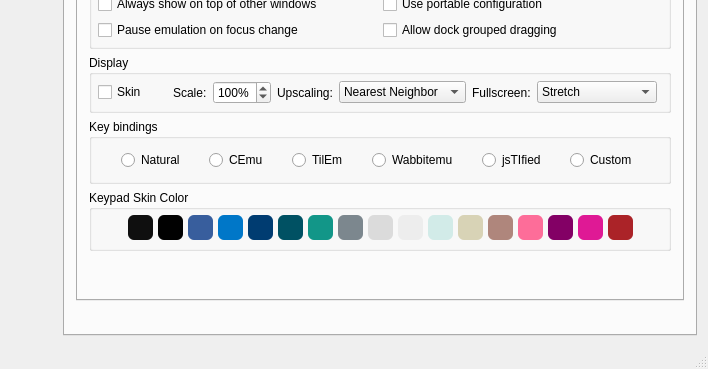
The window that gui/qt/mainwindow.ui (CE-Programming/CEmu) describes before a commit, drawn with Qt 5; both pictures show x 394 to 1102 and y 636 to 1005 of the 1102 by 1005 pixel window.
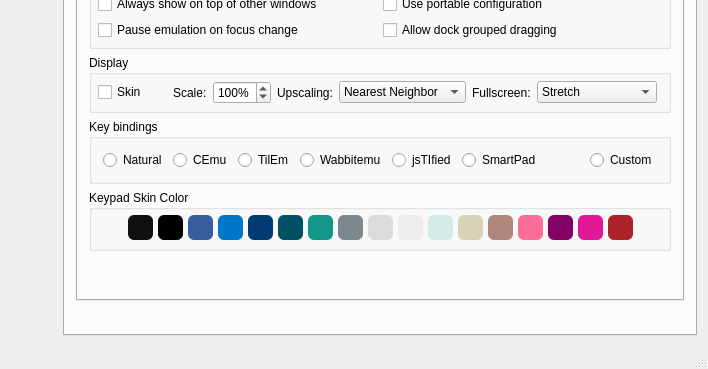
The same window after the commit. The open tabs and pages were chosen to show the change. Icons and pictures are not drawn. Custom widgets are drawn as their Qt base class.

Commit message:
Add SmartPad support
New option under KeyBindings to allow key presses from
the SmartPad app.

Also documented macros in keymap.cpp

Patch:
```diff
--- a/gui/qt/mainwindow.ui
+++ b/gui/qt/mainwindow.ui
@@ -6,7 +6,7 @@
    <rect>
     <x>0</x>
     <y>0</y>
-    <width>1004</width>
+    <width>1050</width>
     <height>1005</height>
    </rect>
   </property>
@@ -9116,6 +9116,16 @@
                  </property>
                 </widget>
                </item>
+               <item>
+                <widget class="QRadioButton" name="radioSmartPadKeys">
+                 <property name="focusPolicy">
+                  <enum>Qt::NoFocus</enum>
+                 </property>
+                 <property name="text">
+                  <string>SmartPad</string>
+                 </property>
+                </widget>
+               </item>
                <item>
                 <widget class="QRadioButton" name="radioCustomKeys">
                  <property name="sizePolicy">
```
Left out of the diff: 4 changed lines with no effect on the pictures. The commit also changes 7 other files.
